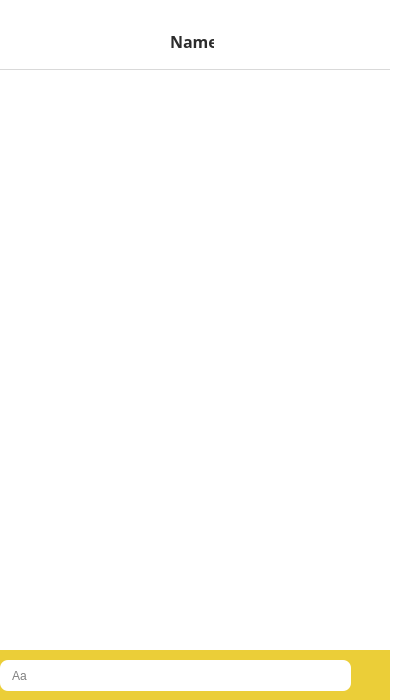
The window that frontend/assets/daisydate.ui (pcr9x/daisydate) describes before a commit, drawn with Qt 5.
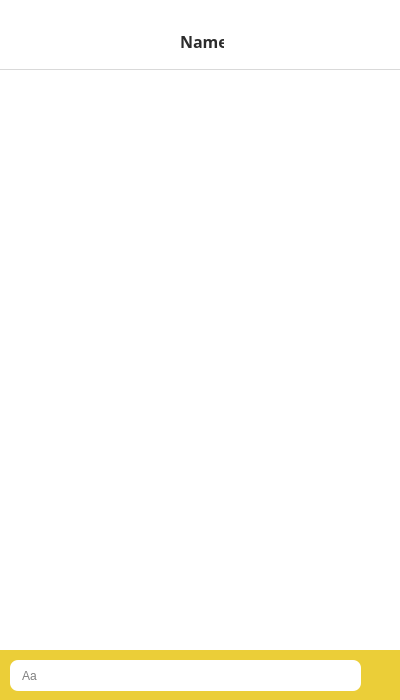
The same window after the commit. The open tabs and pages were chosen to show the change. Icons and pictures are not drawn.

```diff
--- a/frontend/assets/daisydate.ui
+++ b/frontend/assets/daisydate.ui
@@ -58,7 +58,7 @@
    <widget class="QStackedWidget" name="stackedWidget">
     <property name="geometry">
      <rect>
-      <x>-10</x>
+      <x>0</x>
       <y>0</y>
       <width>400</width>
       <height>700</height>
@@ -2537,7 +2537,6 @@
         <font>
          <family>Segoe UI Semibold</family>
          <pointsize>12</pointsize>
-         <weight>75</weight>
          <bold>true</bold>
         </font>
        </property>
@@ -2630,9 +2629,9 @@
      <widget class="QWidget" name="verticalLayoutWidget">
       <property name="geometry">
        <rect>
-        <x>10</x>
+        <x>0</x>
         <y>70</y>
-        <width>391</width>
+        <width>401</width>
         <height>581</height>
        </rect>
       </property>
```
Left out of the diff: 40 changed lines with no effect on the pictures.
